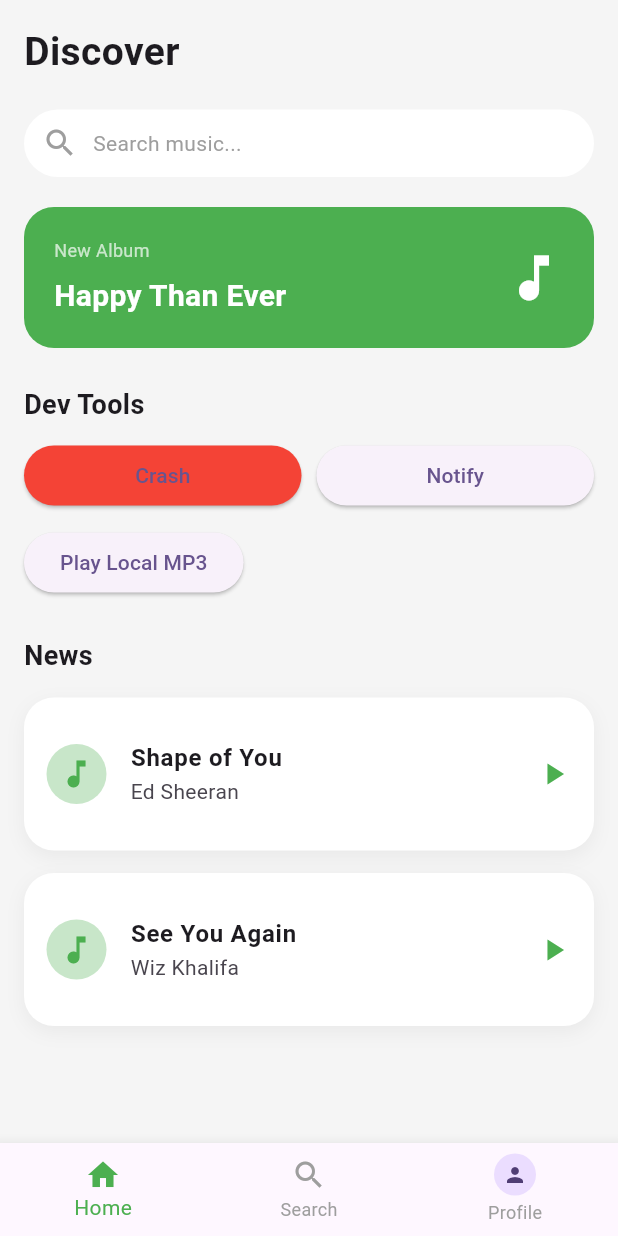
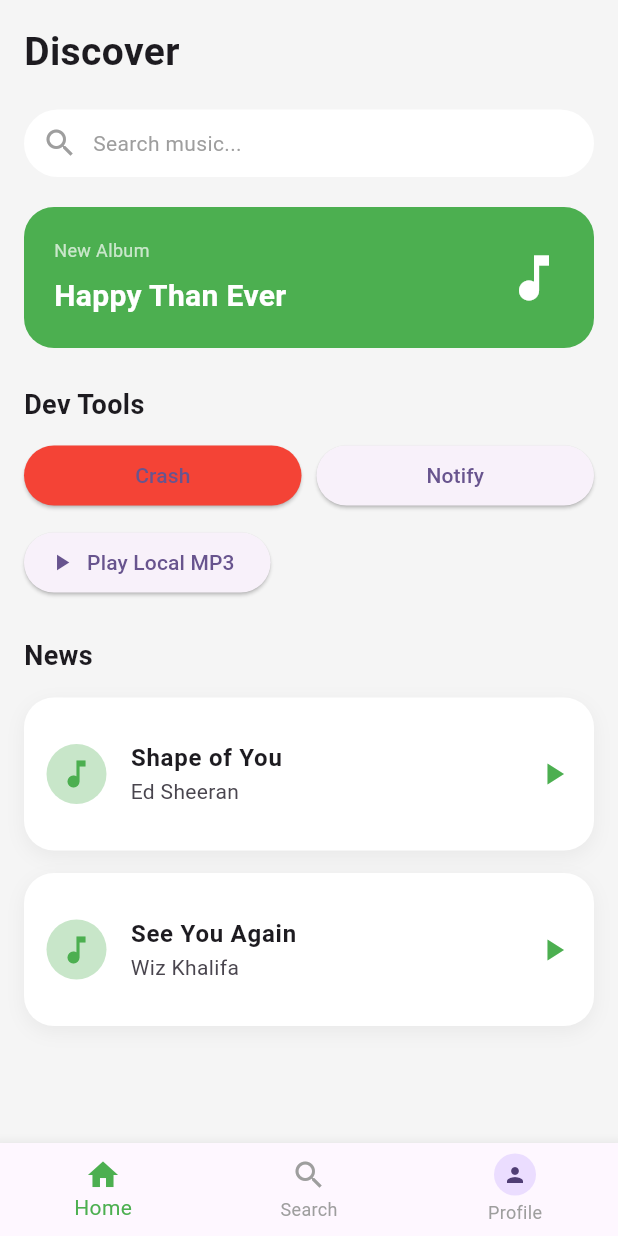
Before and after one commit to Luffy-Cuti/play_music, a Flutter app: the screen it shows once a user with an empty profile is signed in, on a phone screen of 412 x 824 dp. Run offline on Flutter 3.47's test engine with Material 3 defaults, Android fonts, the phone set to English and light mode, and no system bars; our stand-ins replace firebase_auth, firebase_core, firebase_crashlytics, flutter_local_notifications, get, get_storage and 3 more; accounts and stored records are empty.

Commit message:
them chuc nang phat nhac

```diff
--- a/lib/data/services/auth_controller.dart
+++ b/lib/data/services/auth_controller.dart
@@ -18,14 +18,11 @@ class AuthController extends GetxController {
         password: password,
       );
       Get.offAll(() => RootPage());
-
-
-
     } on FirebaseAuthException catch (e) {
-
       Get.snackbar("Lỗi", e.message ?? "Đăng nhập thất bại");
     }
   }
+
   Future<void> signOut() async {
     await FirebaseAuth.instance.signOut();
   }
--- a/lib/main.dart
+++ b/lib/main.dart
@@ -1,6 +1,5 @@
 import 'dart:ui';
 import 'package:get_storage/get_storage.dart';
-
 import 'package:flutter/material.dart';
 import 'package:get/get.dart';
 import 'package:firebase_core/firebase_core.dart';
@@ -8,7 +7,6 @@ import 'package:play_msuci/data/services/root_page.dart';
 import 'core/localization/app_translation.dart';
 import 'core/routes/app_pages.dart';
 import 'package:firebase_crashlytics/firebase_crashlytics.dart';
-
 import 'data/services/auth_controller.dart';
 import 'data/services/notification_service.dart';
 
--- a/lib/modules/home/home_page.dart
+++ b/lib/modules/home/home_page.dart
@@ -129,11 +129,40 @@ class HomePage extends StatelessWidget {
 
               const SizedBox(height: 10),
 
-              ElevatedButton(
-                onPressed: () async {
-                  await controller.playLocal();
-                },
-                child: const Text("Play Local MP3"),
+              Obx(
+                    () => ElevatedButton.icon(
+                  onPressed: controller.isPreparingLocal.value
+                      ? null
+                      : () async {
+                    await controller.playLocal();
+                    final error = controller.localPlayError.value;
+                    if (error != null) {
+                      Get.snackbar(
+                        'Local audio',
+                        error,
+                        snackPosition: SnackPosition.BOTTOM,
+                      );
+                    }
+                  },
+                  icon: controller.isPreparingLocal.value
+                      ? const SizedBox(
+                    width: 16,
+                    height: 16,
+                    child: CircularProgressIndicator(strokeWidth: 2),
+                  )
+                      : Icon(
+                    controller.isLocalPlaying.value
+                        ? Icons.pause
+                        : Icons.play_arrow,
+                  ),
+                  label: Text(
+                    controller.isPreparingLocal.value
+                        ? 'Đang tải Local MP3...'
+                        : controller.isLocalPlaying.value
+                        ? 'Pause Local MP3'
+                        : 'Play Local MP3',
+                  ),
+                ),
               ),
 
               const SizedBox(height: 25),
@@ -206,7 +235,6 @@ class HomePage extends StatelessWidget {
           unselectedItemColor: Colors.grey,
           onTap: (index) {
             if (index == 2) {
-
               Get.toNamed(AppRoutes.SETTING);
             }
           },
--- a/pubspec.yaml
+++ b/pubspec.yaml
@@ -41,6 +41,7 @@ dependencies:
   permission_handler: ^11.3.1
   http: ^1.2.0
   just_audio: ^0.9.36
+  path_provider: ^2.1.5
 
 
   # The following adds the Cupertino Icons font to your application.
```
Also changed, not shown: lib/modules/home/home_controller.dart (+81 -3 lines), pubspec.lock.
